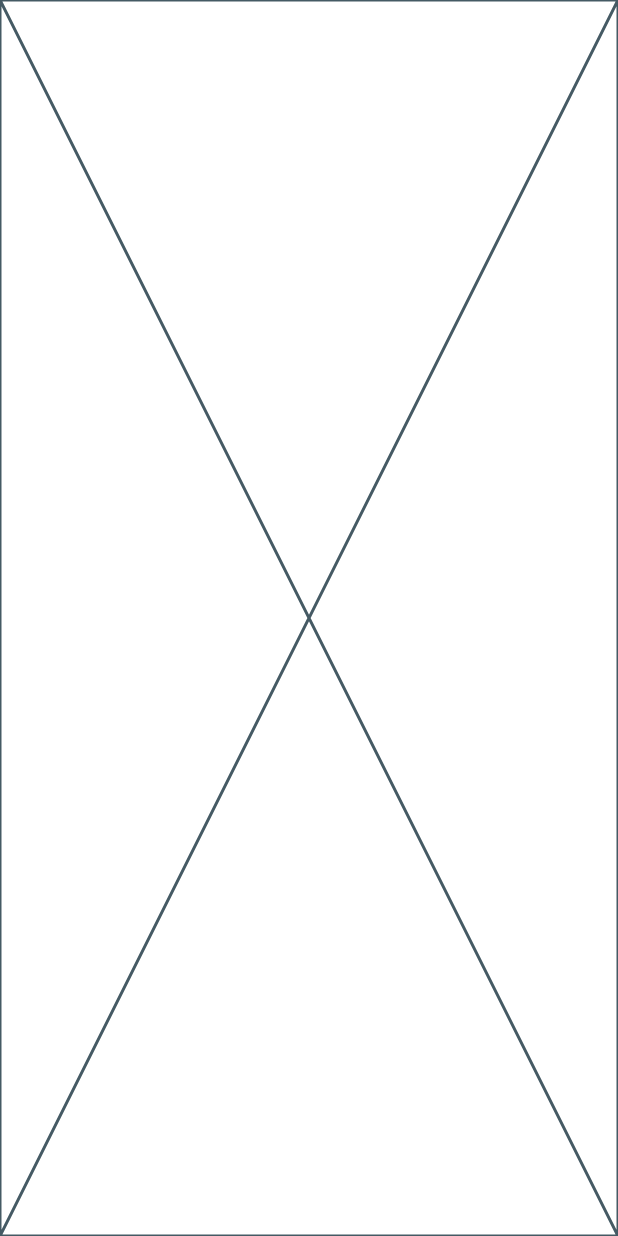
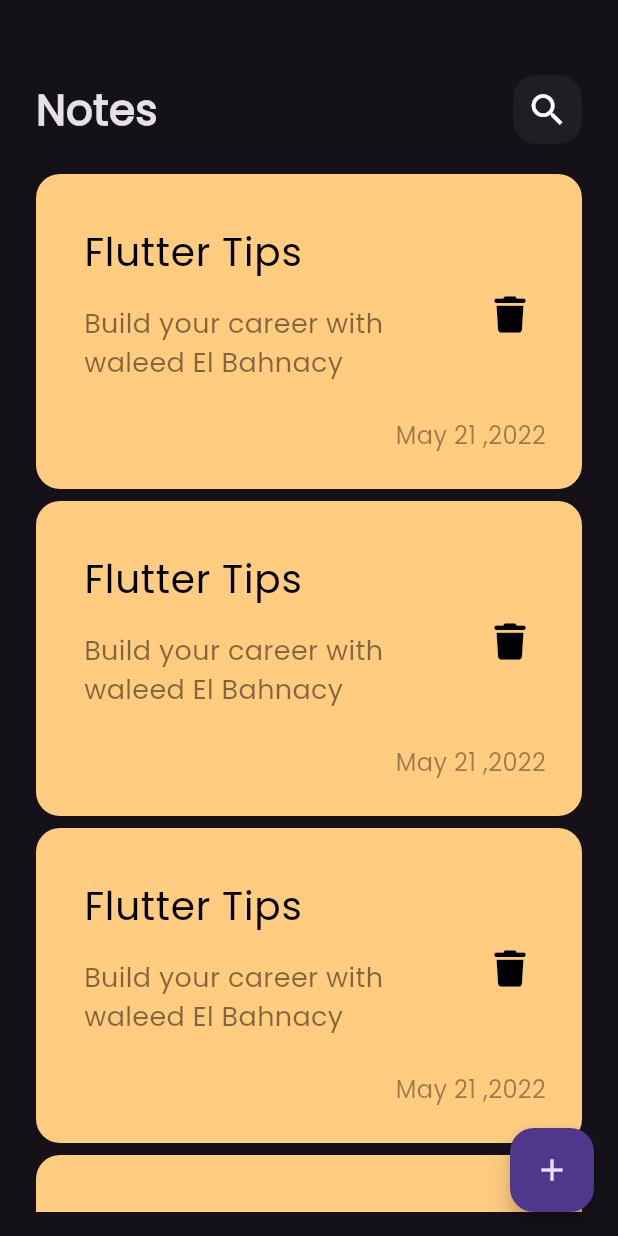
Before and after one commit to waleedelbahnacy/notes_app, a Flutter app: the screen it shows after launch, on a phone screen of 412 x 824 dp. Run offline on Flutter 3.47's test engine with Material 3 defaults, Android fonts, the phone set to English and light mode, and no system bars; our stand-ins replace font_awesome_flutter.

Commit message:
add some widgets

```diff
--- a/lib/main.dart
+++ b/lib/main.dart
@@ -11,8 +11,10 @@ class MyApp extends StatelessWidget {
   @override
   Widget build(BuildContext context) {
     return MaterialApp(
+      debugShowCheckedModeBanner :false,
       theme: ThemeData(
-        brightness: Brightness.dark
+        brightness: Brightness.dark,
+        fontFamily: 'Poppins',
       ),
       home: const NotesView(),
     );
--- a/lib/views/notes_view.dart
+++ b/lib/views/notes_view.dart
@@ -1,10 +1,25 @@
 import 'package:flutter/material.dart';
+import 'package:notes_app/views/widgets/add_note_bottom_sheet.dart';
+import 'package:notes_app/views/widgets/notes_view_body.dart';
 
 class NotesView extends StatelessWidget {
   const NotesView({super.key});
 
   @override
   Widget build(BuildContext context) {
-    return const Placeholder();
+    return Scaffold(
+      floatingActionButton: FloatingActionButton(
+        onPressed: () {
+          showModalBottomSheet(
+              context: context,
+              builder: (context) {
+                return const AddNoteBottomSheet();
+              },
+              );
+        },
+        child: const Icon(Icons.add),
+      ),
+      body: const NotesViewBody(),
+    );
   }
 }
--- /dev/null
+++ b/lib/views/widgets/add_note_bottom_sheet.dart
@@ -0,0 +1,11 @@
+
+import 'package:flutter/material.dart';
+
+class AddNoteBottomSheet extends StatelessWidget {
+  const AddNoteBottomSheet({super.key});
+
+  @override
+  Widget build(BuildContext context) {
+    return const Placeholder();
+  }
+}
--- /dev/null
+++ b/lib/views/widgets/cusstom_search_icon.dart
@@ -0,0 +1,24 @@
+
+import 'package:flutter/material.dart';
+
+class CustomSearchIcon extends StatelessWidget {
+  const CustomSearchIcon({super.key});
+
+  @override
+  Widget build(BuildContext context) {
+    return Container(
+      height: 46,
+      width: 46,
+      decoration: BoxDecoration(
+        color: Colors.white.withOpacity(.05),
+        borderRadius: BorderRadius.circular(16),
+      ),
+      child: Center(
+        child: Icon(
+          Icons.search,
+          size: 28,
+        ),
+      ),
+    );
+  }
+}
--- /dev/null
+++ b/lib/views/widgets/custom_app_bar.dart
@@ -0,0 +1,23 @@
+import 'package:flutter/material.dart';
+import 'package:notes_app/views/widgets/cusstom_search_icon.dart';
+
+class CustomAppBar extends StatelessWidget {
+  const CustomAppBar({super.key});
+
+  @override
+  Widget build(BuildContext context) {
+    return const Row(
+      children: [
+        Text(
+          'Notes',
+          style: TextStyle(
+            fontSize: 28,
+            fontWeight: FontWeight.bold,
+          ),
+        ),
+        Spacer(),
+     CustomSearchIcon(),
+      ],
+    );
+  }
+}
--- /dev/null
+++ b/lib/views/widgets/custom_note_item.dart
@@ -0,0 +1,57 @@
+import 'package:flutter/material.dart';
+import 'package:font_awesome_flutter/font_awesome_flutter.dart';
+
+class NoteItem extends StatelessWidget {
+  const NoteItem({super.key});
+
+  @override
+  Widget build(BuildContext context) {
+    return Container(
+      padding: const EdgeInsets.only(top: 24,bottom: 24,left: 16),
+      decoration: BoxDecoration(
+        color: const Color(0xffFFCC80),
+        borderRadius: BorderRadius.circular(16),
+      ),
+      child: Column(
+        crossAxisAlignment: CrossAxisAlignment.end,
+        children: [
+          ListTile(
+            title: const Text(
+              'Flutter Tips',
+              style: TextStyle(
+                color: Colors.black,
+                fontSize: 26,
+              ),
+            ),
+            subtitle:  Padding(
+              padding: const EdgeInsets.only(top: 16, bottom: 16),
+              child: Text(
+                'Build your career with waleed El Bahnacy',
+                  style: TextStyle(
+                  color: Colors.black.withOpacity(.5),
+                  fontSize: 18,
+                ),
+              ),
+            ),
+            trailing: IconButton(
+              onPressed: (){},
+               icon: const Icon(FontAwesomeIcons.trash,
+               color: Colors.black,
+               size: 24,
+               ),
+               ),
+          ),
+          Padding(
+            padding: const EdgeInsets.only(right: 24),
+            child: Text(
+              'May 21 ,2022',
+              style: TextStyle(
+                color: Colors.black.withOpacity(.4),
+                fontSize: 16,
+              ),),
+          ),
+        ],
+      ),
+    );
+  }
+}
--- /dev/null
+++ b/lib/views/widgets/note_list_view.dart
@@ -0,0 +1,23 @@
+import 'package:flutter/material.dart';
+import 'package:notes_app/views/widgets/custom_note_item.dart';
+
+class NoteListView extends StatelessWidget {
+  const NoteListView({super.key});
+
+  final data = const [];
+  @override
+  Widget build(BuildContext context) {
+    return Padding(
+      padding: const EdgeInsets.symmetric(vertical: 16),
+      child: ListView.builder(
+        padding:  EdgeInsets.zero,
+        itemBuilder: (context, index) {
+          return const Padding(
+            padding: EdgeInsets.symmetric(vertical: 4),
+            child: NoteItem(),
+          );
+        },
+      ),
+    );
+  }
+}
--- /dev/null
+++ b/lib/views/widgets/notes_view_body.dart
@@ -0,0 +1,25 @@
+import 'package:flutter/material.dart';
+import 'package:notes_app/views/widgets/custom_app_bar.dart';
+import 'package:notes_app/views/widgets/note_list_view.dart';
+
+class NotesViewBody extends StatelessWidget {
+  const NotesViewBody({super.key});
+
+  @override
+  Widget build(BuildContext context) {
+    return const Padding(
+      padding: EdgeInsets.symmetric(horizontal: 24),
+      child: Column(
+        children: [
+          SizedBox(
+            height: 50,
+          ),
+          CustomAppBar(),
+         Expanded(
+          child: NoteListView(),
+          ),
+      ],
+      ),
+    );
+  }
+}
```
Also changed, not shown: pubspec.yaml (+9 -26 lines), assets/fonts/Poppins-Regular.ttf (added), pubspec.lock.
